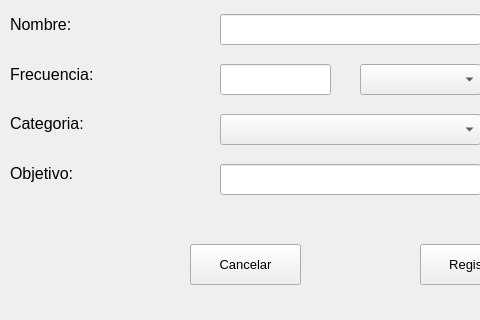
Above: view/ventanas_qt/ventana_nuevo_habito.ui from phkandresc/app-habitos-saludables before the change; both pictures show x 210 to 690 and y 116 to 436 of the 1091 by 436 pixel window. Below: the same form after it.
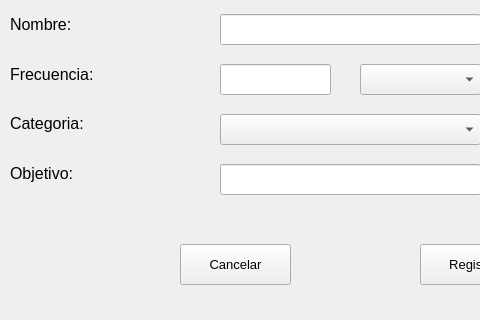
That is the form after the change.

Diff of the .ui file:
```diff
--- a/view/ventanas_qt/ventana_nuevo_habito.ui
+++ b/view/ventanas_qt/ventana_nuevo_habito.ui
@@ -187,7 +187,7 @@
   <widget class="QPushButton" name="pushButton">
    <property name="geometry">
     <rect>
-     <x>400</x>
+     <x>390</x>
      <y>360</y>
      <width>111</width>
      <height>41</height>
```
